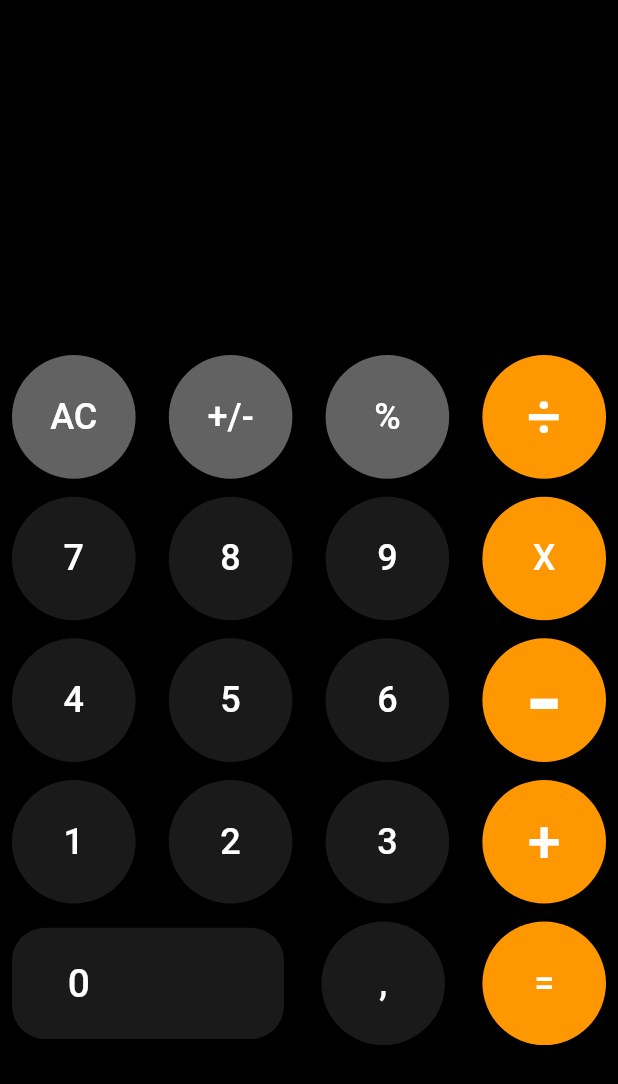
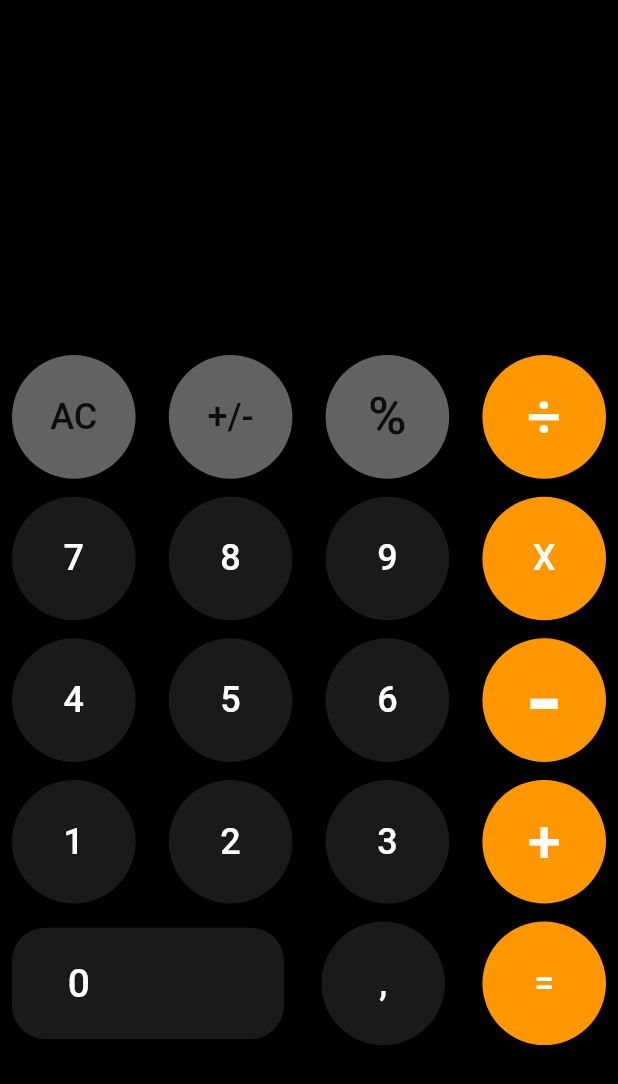
Before and after one commit to ramazan351/IOS_hesap_makinasi, a Flutter app: the screen it shows after launch, on a phone screen of 412 x 824 dp. Shown: the top 1084 px of the screen. Run offline on Flutter 3.47's test engine with Material 2 defaults, Android fonts, the phone set to English and light mode, and no system bars.

Commit message:
"işlem butonlarının görünümünü düzenledim"

```diff
--- a/lib/main.dart
+++ b/lib/main.dart
@@ -54,17 +54,17 @@ class _MyHomePageState extends State<MyHomePage> {
             Row(
               mainAxisAlignment: MainAxisAlignment.spaceBetween,
               children: <Widget>[
-                MyButton(
+                MyButton(txtColor: Colors.black87,
                   btnText: "AC",
                   btnColor: Colors.white38,
                   onPressed: () {},
                 ),
-                MyButton(
+                MyButton(txtColor: Colors.black87,
                   btnText: "+/-",
                   btnColor: Colors.white38,
                   onPressed: () {},
                 ),
-                MyButton(
+                MyButton(txtColor: Colors.black87, textFontSize: 35,
                     btnText: "%", btnColor: Colors.white38, onPressed: () {}),
                 MyButton(textFontSize: 40,
                   btnText: "÷",
--- a/lib/my_button.dart
+++ b/lib/my_button.dart
@@ -12,12 +12,12 @@ class MyButton extends StatelessWidget {
   double widthOfScr;
 
   MyButton({
-       @required this.btnText, this.btnColor: Colors.white10, this.txtColor, this.radius: 30,this.textFontSize:24, this.onPressed}): assert(btnText!=null);
+       @required this.btnText, this.btnColor: Colors.white10, this.txtColor:Colors.white, this.radius: 30,this.textFontSize:24, this.onPressed}): assert(btnText!=null);
 
   @override
   Widget build(BuildContext context) {
     heightOfScr=MediaQuery.of(context).size.height;
     widthOfScr=MediaQuery.of(context).size.width;
-    return Container(margin:EdgeInsets.fromLTRB(8, 6, 8, 6),width:widthOfScr*0.2,height: widthOfScr*0.2,child: RaisedButton(child: Text(btnText,style: TextStyle(color: Colors.white,fontSize: textFontSize),),onPressed: onPressed,color: btnColor,shape: CircleBorder(),));
+    return Container(margin:EdgeInsets.fromLTRB(8, 6, 8, 6),width:widthOfScr*0.2,height: widthOfScr*0.2,child: RaisedButton(child: Text(btnText,style: TextStyle(color: txtColor,fontSize: textFontSize),),onPressed: onPressed,color: btnColor,shape: CircleBorder(),));
   }
 }
```
